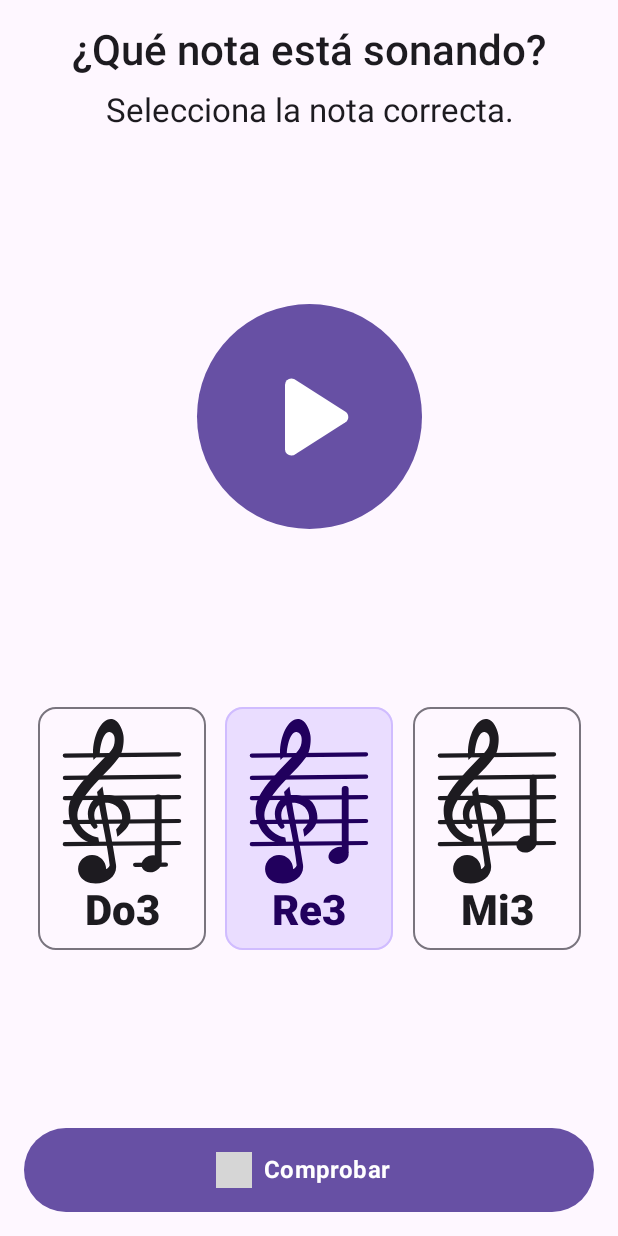
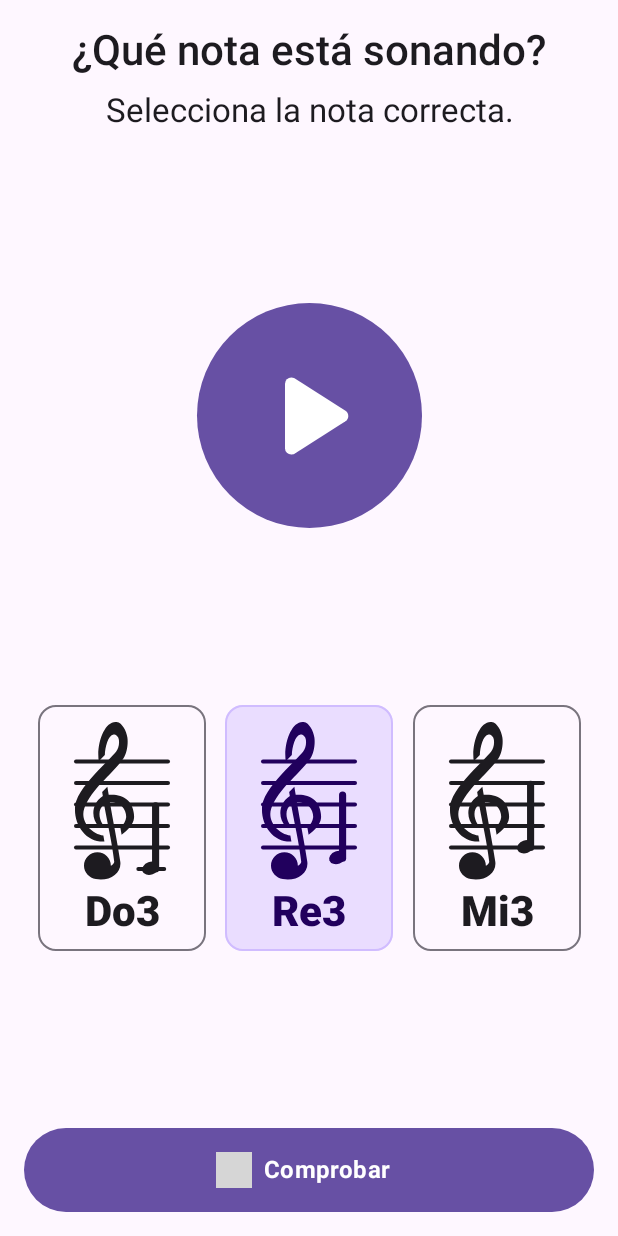
Before and after one commit to AlexanderBemol/Bluefrog, an Android app built with Jetpack Compose: the @Preview function AbsoluteNotePreview, on a phone screen of 412 x 824 dp. Run offline under Robolectric (Android 15) with nearby library versions, the phone set to English and light mode, and no system bars; our stand-ins replace Compose Multiplatform resources; 1 statement that could not run was skipped; grey boxes are pictures that could not be loaded.

Commit message:
CU-86abewr3d - Custom notes drawables Add new function to generate note drawables

```diff
--- /dev/null
+++ b/composeApp/src/commonMain/composeResources/drawable/gkey.xml
@@ -0,0 +1,9 @@
+<vector xmlns:android="http://schemas.android.com/apk/res/android"
+    android:width="45dp"
+    android:height="117dp"
+    android:viewportWidth="45"
+    android:viewportHeight="117">
+  <path
+      android:pathData="M18.32,29.06L22.83,24.37C23.06,19.03 25.1,9.6 29.34,9.25C31.08,9.27 32.96,10.7 33.26,13.24C34.06,20.24 30.31,23.33 26.03,27.52L18.21,35.63L18.2,35.62C11.13,43.44 1.95,53.13 0.85,62.24C-0.54,75.62 8.63,89.23 22.53,88.55L21.74,84.05C12.4,82.83 4.38,73.16 7.63,63.81C13.42,48.78 26.45,40.71 36.56,26.97C39.42,23.1 40.19,15.29 39.5,11.26C38.82,7.23 35.93,0.54 31.53,0.06C22.9,-1.09 16.43,15.61 18.32,29.06H18.32ZM24.7,47.95L20.85,51.75C20.98,52.44 21.14,53.29 21.37,54.77C12.91,60.12 12.27,71.37 18.33,77.41C19.62,78.73 22.11,76.72 20.85,75.25C18.12,70.32 17.84,64.29 22.28,61.03C24.46,73.61 28.4,90.19 29.78,103.56C29.87,104.44 28.14,106.2 27.3,106.4C27.3,100.9 22.84,96.44 17.35,96.44C11.86,96.44 7.4,100.9 7.4,106.4C7.41,111.42 11.2,115.36 16.14,116.27C26.58,118.2 35.7,111.81 34.23,103.04C32.04,88.34 28.76,72.92 26.56,59.4C29.56,59.09 33.74,60.69 35.62,62.6C37.75,64.92 38.84,68.16 38.6,70.76C38.37,73.24 36.75,75.99 34.35,78.32L35.26,83.49C39.58,80.36 44,75.98 44.45,71.09C44.83,67.02 43.21,61.05 39.96,58.08C35.76,54.24 30.43,53.46 25.69,53.94C25.19,50.69 24.94,49.45 24.7,47.95Z"
+      android:fillColor="#1E1E1E"/>
+</vector>
--- a/composeApp/src/commonMain/kotlin/com/amontdevs/bluefrog/domain/absolute/AbsoluteNote.kt
+++ b/composeApp/src/commonMain/kotlin/com/amontdevs/bluefrog/domain/absolute/AbsoluteNote.kt
@@ -31,31 +31,33 @@ enum class AbsoluteNote(
     val code: Int,
     val audioFilename: String,
     val drawableResource: DrawableResource,
+    val gKeyPosition: Int,
+    val isSharp: Boolean = false,
 ) {
-    C3(36, "piano_c3.mp3", Res.drawable.note_c3),
-    CS3(37, "piano_cs3.mp3", Res.drawable.note_cs3),
-    D3(38, "piano_d3.mp3", Res.drawable.note_d3),
-    DS3(39, "piano_ds3.mp3", Res.drawable.note_ds3),
-    E3(40, "piano_e3.mp3", Res.drawable.note_e3),
-    F3(41, "piano_f3.mp3", Res.drawable.note_f3),
-    FS3(42, "piano_fs3.mp3", Res.drawable.note_fs3),
-    G3(43, "piano_g3.mp3", Res.drawable.note_g3),
-    GS3(44, "piano_gs3.mp3", Res.drawable.note_gs3),
-    A3(45, "piano_a3.mp3", Res.drawable.note_a3),
-    AS3(46, "piano_as3.mp3", Res.drawable.note_as3),
-    B3(47, "piano_b3.mp3", Res.drawable.note_b3),
-    C4(48, "piano_c4.mp3", Res.drawable.note_c4),
-    CS4(49, "piano_cs4.mp3", Res.drawable.note_cs4),
-    D4(50, "piano_d4.mp3", Res.drawable.note_d4),
-    DS4(51, "piano_ds4.mp3", Res.drawable.note_ds4),
-    E4(52, "piano_e4.mp3", Res.drawable.note_e4),
-    F4(53, "piano_f4.mp3", Res.drawable.note_f4),
-    FS4(54, "piano_fs4.mp3", Res.drawable.note_fs4),
-    G4(55, "piano_g4.mp3", Res.drawable.note_g4),
-    GS4(56, "piano_gs4.mp3", Res.drawable.note_gs4),
-    A4(57, "piano_a4.mp3", Res.drawable.note_a4),
-    AS4(58, "piano_as4.mp3", Res.drawable.note_as4),
-    B4(59, "piano_b4.mp3", Res.drawable.note_b4),
+    C3(36, "piano_c3.mp3", Res.drawable.note_c3, 13),
+    CS3(37, "piano_cs3.mp3", Res.drawable.note_cs3, 13, true),
+    D3(38, "piano_d3.mp3", Res.drawable.note_d3, 12),
+    DS3(39, "piano_ds3.mp3", Res.drawable.note_ds3, 12, true),
+    E3(40, "piano_e3.mp3", Res.drawable.note_e3, 11),
+    F3(41, "piano_f3.mp3", Res.drawable.note_f3, 10),
+    FS3(42, "piano_fs3.mp3", Res.drawable.note_fs3, 10, true),
+    G3(43, "piano_g3.mp3", Res.drawable.note_g3, 9),
+    GS3(44, "piano_gs3.mp3", Res.drawable.note_gs3, 9, true),
+    A3(45, "piano_a3.mp3", Res.drawable.note_a3, 8),
+    AS3(46, "piano_as3.mp3", Res.drawable.note_as3, 8, true),
+    B3(47, "piano_b3.mp3", Res.drawable.note_b3, 7),
+    C4(48, "piano_c4.mp3", Res.drawable.note_c4, 6),
+    CS4(49, "piano_cs4.mp3", Res.drawable.note_cs4, 6, true),
+    D4(50, "piano_d4.mp3", Res.drawable.note_d4, 5),
+    DS4(51, "piano_ds4.mp3", Res.drawable.note_ds4, 5, true),
+    E4(52, "piano_e4.mp3", Res.drawable.note_e4, 4),
+    F4(53, "piano_f4.mp3", Res.drawable.note_f4, 3),
+    FS4(54, "piano_fs4.mp3", Res.drawable.note_fs4, 3, true),
+    G4(55, "piano_g4.mp3", Res.drawable.note_g4, 2),
+    GS4(56, "piano_gs4.mp3", Res.drawable.note_gs4, 2, true),
+    A4(57, "piano_a4.mp3", Res.drawable.note_a4, 1),
+    AS4(58, "piano_as4.mp3", Res.drawable.note_as4, 1, true),
+    B4(59, "piano_b4.mp3", Res.drawable.note_b4, 0),
     ;
 
     fun getRawFilePath() = "files/audio/${this.audioFilename}"
--- a/composeApp/src/commonMain/kotlin/com/amontdevs/bluefrog/ui/screens/session/SessionComponents.kt
+++ b/composeApp/src/commonMain/kotlin/com/amontdevs/bluefrog/ui/screens/session/SessionComponents.kt
@@ -7,7 +7,6 @@ import androidx.compose.foundation.layout.Spacer
 import androidx.compose.foundation.layout.fillMaxWidth
 import androidx.compose.foundation.layout.padding
 import androidx.compose.foundation.layout.size
-import androidx.compose.foundation.layout.width
 import androidx.compose.material3.Button
 import androidx.compose.material3.ButtonDefaults
 import androidx.compose.material3.CardDefaults
@@ -26,6 +25,7 @@ import bluefrog.composeapp.generated.resources.ic_check
 import com.amontdevs.bluefrog.ui.screens.session.absolute.AnswerState
 import com.amontdevs.bluefrog.ui.screens.session.absolute.NoteOption
 import com.amontdevs.bluefrog.ui.screens.session.absolute.OptionState
+import com.amontdevs.bluefrog.ui.utils.GenerateNoteDrawable
 import org.jetbrains.compose.resources.painterResource
 
 @Composable
@@ -186,6 +186,7 @@ fun AbsoluteNoteOptionCard(
             horizontalAlignment = Alignment.CenterHorizontally,
             verticalArrangement = Arrangement.SpaceAround,
         ) {
+            /*
             Icon(
                 painter =
                     painterResource(noteOption.absoluteNote.drawableResource),
@@ -194,6 +195,14 @@ fun AbsoluteNoteOptionCard(
                         .width(80.dp),
                 contentDescription = "",
                 tint = contentColor,
+            )
+             */
+            GenerateNoteDrawable(
+                absoluteNote = noteOption.absoluteNote,
+                canvasWidth = 80.dp,
+                noteColor = contentColor,
+                gridColor = contentColor,
+                gKeyColor = contentColor,
             )
             Text(
                 text = noteOption.absoluteNote.toString(),
--- /dev/null
+++ b/composeApp/src/commonMain/kotlin/com/amontdevs/bluefrog/ui/utils/NotesDrawablesGenerator.kt
@@ -0,0 +1,313 @@
+package com.amontdevs.bluefrog.ui.utils
+
+import androidx.compose.foundation.Canvas
+import androidx.compose.foundation.background
+import androidx.compose.foundation.layout.height
+import androidx.compose.foundation.layout.padding
+import androidx.compose.foundation.layout.size
+import androidx.compose.foundation.layout.width
+import androidx.compose.runtime.Composable
+import androidx.compose.ui.Modifier
+import androidx.compose.ui.geometry.Offset
+import androidx.compose.ui.geometry.Size
+import androidx.compose.ui.graphics.Color
+import androidx.compose.ui.graphics.ColorFilter
+import androidx.compose.ui.graphics.StrokeCap
+import androidx.compose.ui.graphics.drawscope.DrawScope
+import androidx.compose.ui.graphics.drawscope.Fill
+import androidx.compose.ui.graphics.drawscope.rotate
+import androidx.compose.ui.graphics.painter.Painter
+import androidx.compose.ui.unit.Dp
+import androidx.compose.ui.unit.dp
+import bluefrog.composeapp.generated.resources.Res
+import bluefrog.composeapp.generated.resources.gkey
+import com.amontdevs.bluefrog.domain.absolute.AbsoluteNote
+import org.jetbrains.compose.resources.painterResource
+import org.jetbrains.compose.ui.tooling.preview.Preview
+
+@Composable
+fun GenerateNoteDrawable(
+    modifier: Modifier = Modifier,
+    canvasWidth: Dp = 140.dp,
+    absoluteNote: AbsoluteNote,
+    secondAbsoluteNote: AbsoluteNote? = null,
+    gridColor: Color = Color.Black,
+    gKeyColor: Color = Color.Black,
+    noteColor: Color = Color.Black,
+) {
+    val gKeyPainter = painterResource(resource = Res.drawable.gkey)
+
+    // Apply the canvas size and padding
+    val canvasHeight = if (secondAbsoluteNote == null) canvasWidth * 1.4f else canvasWidth * .85f
+    val canvasModifier =
+        modifier
+            .width(canvasWidth)
+            .height(canvasHeight)
+            .padding(vertical = canvasHeight * 0.03f, horizontal = canvasWidth * 0.1f)
+
+    Canvas(canvasModifier) {
+        // Define all drawing constants relative to the canvas size
+        val canvasWidth = size.width
+        val canvasHeight = size.height
+
+        val gridLineStrokeWidth = canvasHeight * 0.025f
+        val noteOvalWidth = canvasWidth * if (secondAbsoluteNote == null) 0.18f else 0.15f
+        val noteOvalHeight = canvasHeight * if (secondAbsoluteNote == null) 0.08f else 0.1f
+        val noteStemWidth = canvasHeight * 0.045f
+        val noteStemLength = canvasHeight * 0.4f
+        val sharpSize = canvasHeight * 0.12f
+
+        // Generate the background grid and get the Y positions
+        val linesYPositions = generateBackgroundGrid(
+            strokeWidth = gridLineStrokeWidth,
+            gKeyPainter = gKeyPainter,
+            gridColor = gridColor,
+            gKeyColor = gKeyColor,
+        )
+
+        val firstNoteXPosition = if (secondAbsoluteNote != null) canvasWidth * 0.65f else canvasWidth * 0.85f
+        val secondNoteXPosition = canvasWidth * 0.95f
+
+        // Draw the first note
+        drawSingleNote(
+            absoluteNote = absoluteNote,
+            linesYPositions = linesYPositions,
+            noteXPosition = firstNoteXPosition,
+            noteColor = noteColor,
+            gridColor = gridColor,
+            noteOvalWidth = noteOvalWidth,
+            noteOvalHeight = noteOvalHeight,
+            noteStemWidth = noteStemWidth,
+            noteStemLength = noteStemLength,
+            gridLineStrokeWidth = gridLineStrokeWidth,
+            sharpSize = sharpSize,
+        )
+
+        // Draw the second note if it exists
+        if (secondAbsoluteNote != null) {
+            drawSingleNote(
+                absoluteNote = secondAbsoluteNote,
+                linesYPositions = linesYPositions,
+                noteXPosition = secondNoteXPosition,
+                noteColor = noteColor,
+                gridColor = gridColor,
+                noteOvalWidth = noteOvalWidth,
+                noteOvalHeight = noteOvalHeight,
+                noteStemWidth = noteStemWidth,
+                noteStemLength = noteStemLength,
+                gridLineStrokeWidth = gridLineStrokeWidth,
+                sharpSize = sharpSize,
+            )
+        }
+    }
+}
+
+private fun DrawScope.drawSingleNote(
+    absoluteNote: AbsoluteNote,
+    linesYPositions: List<Float>,
+    noteXPosition: Float,
+    noteColor: Color,
+    gridColor: Color,
+    noteOvalWidth: Float,
+    noteOvalHeight: Float,
+    noteStemWidth: Float,
+    noteStemLength: Float,
+    gridLineStrokeWidth: Float,
+    sharpSize: Float,
+) {
+    val notePosition = absoluteNote.gKeyPosition
+    val noteYPosition = linesYPositions[notePosition]
+
+    // Determine note stem direction and extra lines
+    val isUp = notePosition >= 7
+    val isExtraUpLineNeeded = notePosition < 2
+    val isExtraDownLineNeeded = notePosition > 12
+
+    // Calculate drawing positions relative to the canvas
+    val noteLineXPosition = if (isUp) noteXPosition else noteXPosition - noteOvalWidth + noteStemWidth * 0.5f
+
+    // Draw the note stem, which will rotate based on if it's up or down
+    val noteLineStartYPosition = if (isUp) noteYPosition else noteYPosition + noteOvalHeight * 0.2f
+    val noteLineEndYPosition = noteYPosition - noteStemLength
+
+    // Draw extra ledger lines if needed
+    if (isExtraUpLineNeeded || isExtraDownLineNeeded) {
+        val middleLineWidth = noteOvalWidth * 1.5f
+        val middleLineStartX = noteXPosition - noteOvalWidth * if (isExtraUpLineNeeded) 1.2f else 1f
+        val middleLineY =
+            if (isExtraDownLineNeeded) {
+                linesYPositions[13]
+            } else {
+                linesYPositions[1]
+            }
+        val middleLineEndX = middleLineStartX + middleLineWidth
+        drawLine(
+            color = gridColor,
+            start = Offset(middleLineStartX, middleLineY),
+            end = Offset(middleLineEndX, middleLineY),
+            cap = StrokeCap.Round,
+            strokeWidth = gridLineStrokeWidth,
+        )
+    }
+
+    rotate(
+        degrees = if (isUp) 0f else 180f,
+        pivot = Offset(noteLineXPosition, noteLineStartYPosition),
+    ) {
+        drawLine(
+            color = noteColor,
+            start = Offset(noteLineXPosition, noteLineStartYPosition),
+            end = Offset(noteLineXPosition, noteLineEndYPosition),
+            cap = StrokeCap.Round,
+            strokeWidth = noteStemWidth,
+        )
+    }
+
+    // Draw the note head (oval)
+    val ovalTopLeftX = noteXPosition - noteOvalWidth + noteStemWidth / 2f
+    val ovalTopLeftY = noteYPosition - noteStemWidth * 1f
+    val ovalPivotX = ovalTopLeftX + noteOvalWidth / 2
+    val ovalPivotY = ovalTopLeftY + noteOvalHeight / 2
+
+    rotate(
+        degrees = -20f,
+        pivot = Offset(ovalPivotX, ovalPivotY),
+    ) {
+        drawOval(
+            color = noteColor,
+            topLeft = Offset(ovalTopLeftX, ovalTopLeftY),
+            size = Size(noteOvalWidth, noteOvalHeight),
+            style = Fill,
+        )
+    }
+
+
+    // Draw the sharp symbol if needed
+    if (absoluteNote.isSharp) {
+        val sharpLineWidth = sharpSize * 0.15f
+        val sharpSpaceSize = sharpSize * 0.4f
+        val sharpVerticalLineStartY = noteYPosition - sharpSize * 0.25f
+        val sharpVerticalLineEndY = sharpVerticalLineStartY + sharpSize
+
+        val sharpFirstVerticalLineStartX = noteXPosition - noteOvalWidth - sharpSpaceSize - if (!isUp) sharpLineWidth * 1.5f else 0f
+        drawLine(
+            color = noteColor,
+            start = Offset(sharpFirstVerticalLineStartX, sharpVerticalLineStartY),
+            end = Offset(sharpFirstVerticalLineStartX, sharpVerticalLineEndY),
+            cap = StrokeCap.Round,
+            strokeWidth = sharpLineWidth,
+        )
+
+        val sharpSecondVerticalLineStartX = sharpFirstVerticalLineStartX + sharpSpaceSize
+        drawLine(
+            color = noteColor,
+            start = Offset(sharpSecondVerticalLineStartX, sharpVerticalLineStartY),
+            end = Offset(sharpSecondVerticalLineStartX, sharpVerticalLineEndY),
+            cap = StrokeCap.Round,
+            strokeWidth = sharpLineWidth,
+        )
+
+        val sharpHorizontalLineStartX = sharpFirstVerticalLineStartX - sharpSpaceSize * 0.75f
+        val sharpHorizontalLineEndX = sharpHorizontalLineStartX + sharpSize
+        val sharpHorizontalLineY1 = noteYPosition + sharpLineWidth
+        val sharpHorizontalLineY2 = noteYPosition + sharpLineWidth - sharpSize * 0.15f
+        val sharpHorizontalLineY3 = sharpHorizontalLineY1 + sharpSpaceSize
+        val sharpHorizontalLineY4 = sharpHorizontalLineY2 + sharpSpaceSize
+
+        drawLine(
+            color = noteColor,
+            start = Offset(sharpHorizontalLineStartX, sharpHorizontalLineY1),
+            end = Offset(sharpHorizontalLineEndX, sharpHorizontalLineY2),
+            cap = StrokeCap.Round,
+            strokeWidth = sharpLineWidth,
+        )
+
+        drawLine(
+            color = noteColor,
+            start = Offset(sharpHorizontalLineStartX, sharpHorizontalLineY3),
+            end = Offset(sharpHorizontalLineEndX, sharpHorizontalLineY4),
+            cap = StrokeCap.Round,
+            strokeWidth = sharpLineWidth,
+        )
+    }
+}
+
+private fun DrawScope.generateBackgroundGrid(
+    strokeWidth: Float,
+    gKeyPainter: Painter,
+    gridColor: Color = Color.Black,
+    gKeyColor: Color = Color.Black,
+    twoNotes: Boolean = false,
+): List<Float> {
+    val linesYPositions = mutableListOf<Float>()
+    val yLinesOffset = size.height * 0.25f
+    val spaceSize = (size.height - (yLinesOffset * 2)) / 4.5f
+    var y = yLinesOffset
+
+    // Draw the 5 main grid lines
+    repeat(5) {
+        linesYPositions.add(y)
+        drawLine(
+            color = gridColor,
+            start = Offset(strokeWidth / 2, y),
+            end = Offset((size.width - strokeWidth / 2), y),
+            cap = StrokeCap.Round,
+            strokeWidth = strokeWidth,
+        )
+        y += spaceSize + strokeWidth
+    }
+
+    with(gKeyPainter) {
+        draw(
+            size =
+                Size(
+                    gKeyPainter.intrinsicSize.width * (size.height / gKeyPainter.intrinsicSize.height),
+                    size.height,
+                ),
+            colorFilter = ColorFilter.tint(gKeyColor),
+        )
+    }
+
+    // Calculate all possible note positions (both on and between lines)
+    // Calculate all possible note positions from top to bottom
+    val allNotePositions = mutableListOf<Float>()
+    // The space between each note position (half a staff space)
+    val spaceStep = (linesYPositions[1] - linesYPositions[0]) / 2f
+    // The y-position of the top-most ledger line note
+    val topMostY = linesYPositions[0] - 3 * spaceStep
+
+    // Generate positions for 15 notes, from the top ledger line down
+    for (i in 0 until 15) {
+        allNotePositions.add(topMostY + i * spaceStep)
+    }
+
+    return allNotePositions
+}
+
+@Composable
+@Preview
+fun GenerateNoteDrawablePreview() {
+    GenerateNoteDrawable(
+        modifier = Modifier.background(Color.White),
+        canvasWidth = 140.dp,
+        absoluteNote = AbsoluteNote.C3,
+        gridColor = Color.Black,
+        noteColor = Color.Black,
+        gKeyColor = Color.Black,
+    )
+}
+
+
+@Composable
+@Preview
+fun GenerateTwoNotesDrawablePreview() {
+    GenerateNoteDrawable(
+        modifier = Modifier.background(Color.White),
+        canvasWidth = 140.dp,
+        absoluteNote = AbsoluteNote.AS3,
+        secondAbsoluteNote = AbsoluteNote.GS3,
+        gridColor = Color.Black,
+        noteColor = Color.Black,
+        gKeyColor = Color.Black,
+    )
+}
```
Also changed, not shown: composeApp/src/commonMain/kotlin/com/amontdevs/bluefrog/ui/screens/session/absolute/sound/AbsoluteSoundScreen.kt (+12 -0 lines).
